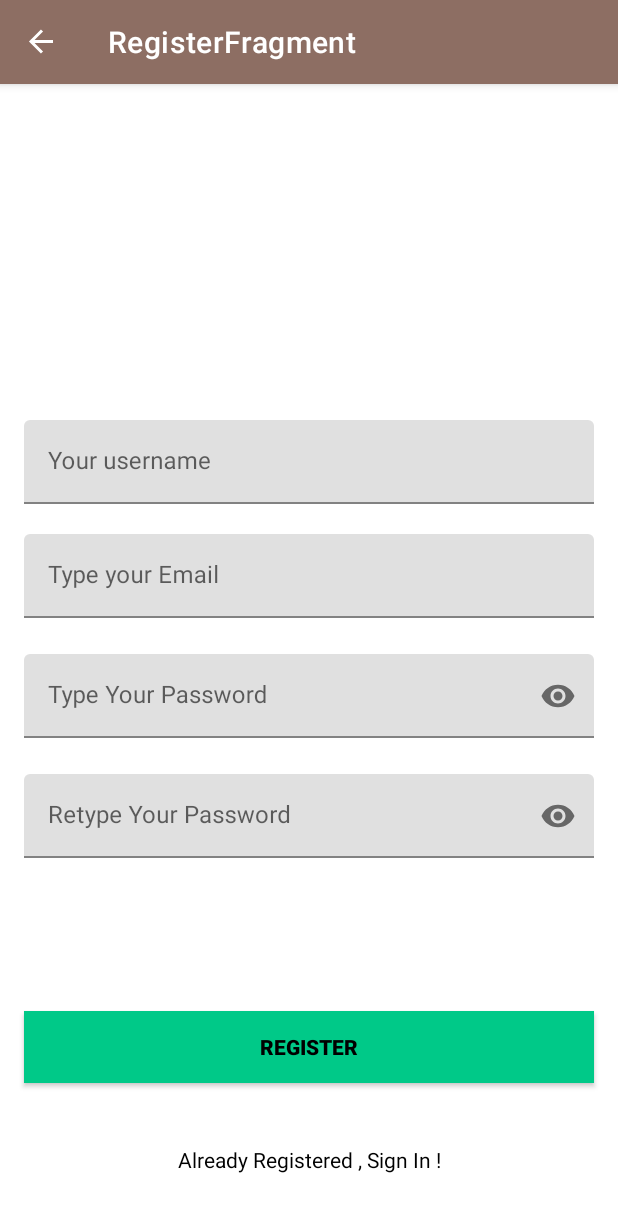
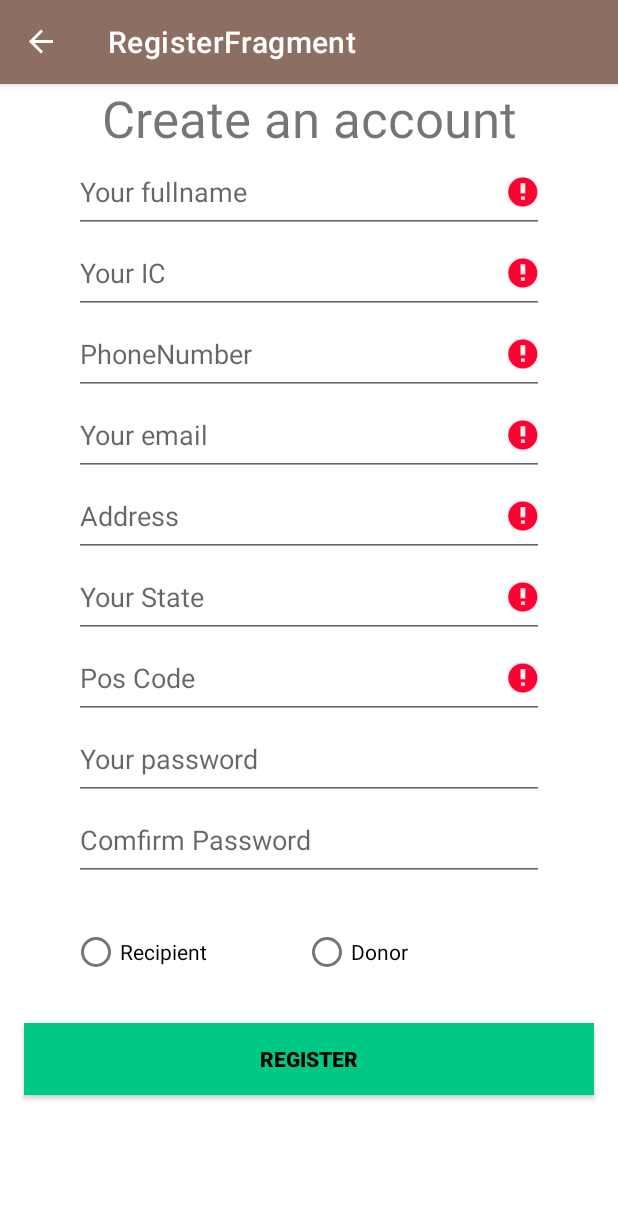
Before and after one commit to zhiiyii/HungerHub, an Android app: the screen it shows after launch (MainActivity), after a tap on "Register", on a phone screen of 412 x 824 dp. Shown: the top 1212 px of the screen. Run offline under Robolectric (Android 15) with nearby library versions, the phone set to English and light mode, and no system bars; our stand-ins replace Firebase (no records; nobody signed in at launch, a user with empty details on screens opened directly), navigation-ui.

Commit message:
update home fragment

```diff
--- a/app/src/main/java/my/edu/tarc/hungerhub/ui/home/LoginFragment.kt
+++ b/app/src/main/java/my/edu/tarc/hungerhub/ui/home/LoginFragment.kt
@@ -36,7 +36,7 @@ class LoginFragment : Fragment() {
 
     override fun onStart() {
         super.onStart()
-        binding.buttonSignUp.setOnClickListener{
+        binding.buttonSignIn.setOnClickListener{
             if(binding.editTextLogInEmail.text.isEmpty()){
                 binding.editTextLogInEmail.setError(getString(R.string.emailrequired))
                 return@setOnClickListener
@@ -48,17 +48,14 @@ class LoginFragment : Fragment() {
             if(binding.editTextLogInEmail.text.toString() == email && binding.editTextLogInPassword.text.toString() == password ){
                 val snack = Snackbar.make(it,"Login Success!", Snackbar.LENGTH_LONG)
                 snack.show()
-                //TODO: navigate to next fragment
+                findNavController().navigate(R.id.action_nav_home_to_loginFragment)
             }else{
                 val snack = Snackbar.make(it,"Invalid email/Password!", Snackbar.LENGTH_LONG)
                 snack.show()
 
             }
         }
-
-
     }
-
 
     override fun onDestroyView() {
         super.onDestroyView()
--- a/app/src/main/java/my/edu/tarc/hungerhub/ui/home/RegisterFragment.kt
+++ b/app/src/main/java/my/edu/tarc/hungerhub/ui/home/RegisterFragment.kt
@@ -30,36 +30,69 @@ class RegisterFragment : Fragment() {
         _binding = FragmentRegisterBinding.inflate(inflater, container, false)
 
         return binding.root
+        }
 
-        binding.textView.setOnClickListener{
-            findNavController().navigate(R.id.action_nav_home_to_loginFragment)
-        }
-        firebaseAuth = FirebaseAuth.getInstance()
+    override fun onStart() {
+        super.onStart()
+        binding.btnRegister.setOnClickListener {
+            firebaseAuth = FirebaseAuth.getInstance()
+            val email = binding.editTextRegisterEmail.text.toString()
+            val state = binding.editTextRegisterState.text.toString()
+            val pass = binding.editTextRegisterPassword.text.toString()
+            val comfirmPass = binding.editTextRegisterComfirmPassword.text.toString()
 
-        binding.btnRegister.setOnClickListener {
-            val email = binding.emailEt.text.toString()
-            val pass = binding.passET.text.toString()
-            val comfirmPass = binding.confirmPassEt.text.toString()
-
-            if(email.isNotEmpty() && pass.isNotEmpty() && comfirmPass.isNotEmpty()) {
+            if (email.isNotEmpty() && state.isNotEmpty() && pass.isNotEmpty() && comfirmPass.isNotEmpty()) {
                 if (pass == comfirmPass) {
-
-                    firebaseAuth.createUserWithEmailAndPassword(email , pass).addOnCompleteListener{
-                        if(it.isSuccessful){
+                    firebaseAuth.createUserWithEmailAndPassword(email, pass).addOnCompleteListener {
+                        if (it.isSuccessful) {
                             findNavController().navigate(R.id.action_nav_home_to_loginFragment)
-                        }else{
-                            Toast.makeText(requireActivity(), it.exception.toString(), Toast.LENGTH_LONG).show()
+                        } else {
+                            Toast.makeText(
+                                requireActivity(),
+                                it.exception.toString(),
+                                Toast.LENGTH_LONG
+                            ).show()
                         }
                     }
                 } else {
-                    Toast.makeText(requireActivity(), "Password is not matching", Toast.LENGTH_LONG).show()
+                    Toast.makeText(requireActivity(), "Password is not matching", Toast.LENGTH_LONG)
+                        .show()
                 }
-            }else{
-                Toast.makeText(requireActivity(), "Empty Fields Are not Allowed!!", Toast.LENGTH_LONG).show()
+            } else {
+                Toast.makeText(
+                    requireActivity(),
+                    "Empty Fields Are not Allowed!!",
+                    Toast.LENGTH_LONG
+                ).show()
+            }
+                }
+                if (binding.editTextRegisterFullname.text.isEmpty()) {
+                    binding.editTextRegisterFullname.setError(getString(R.string.emailrequired))
+                }
+                if (binding.editTextRegisterIC.text.isEmpty()) {
+                    binding.editTextRegisterIC.setError(getString(R.string.emailrequired))
+                }
+                if (binding.editTextRegisterPhoneNo.text.isEmpty()) {
+                    binding.editTextRegisterPhoneNo.setError(getString(R.string.emailrequired))
+                }
+                if (binding.editTextRegisterEmail.text.isEmpty()) {
+                    binding.editTextRegisterEmail.setError(getString(R.string.emailrequired))
+                }
+                if (binding.editTextRegisterAddress.text.isEmpty()) {
+                    binding.editTextRegisterAddress.setError(getString(R.string.emailrequired))
+                }
+                if (binding.editTextRegisterState.text.isEmpty()) {
+                    binding.editTextRegisterState.setError(getString(R.string.emailrequired))
+                }
+                if (binding.editTextRegisterPostCode.text.isEmpty()) {
+                    binding.editTextRegisterPostCode.setError(getString(R.string.emailrequired))
+                }
+                if (binding.Recipient.text.isEmpty() || binding.Donor.text.isEmpty()) {
+                    binding.Recipient.setError(getString(R.string.emailrequired))
                 }
             }
         }
-    }
+
 
 
 
--- a/app/src/main/res/layout/fragment_login.xml
+++ b/app/src/main/res/layout/fragment_login.xml
@@ -7,7 +7,7 @@
     tools:context=".ui.home.LoginFragment">
 
     <androidx.appcompat.widget.AppCompatButton
-        android:id="@+id/buttonSignUp"
+        android:id="@+id/buttonSignIn"
         android:layout_width="0dp"
         android:layout_height="wrap_content"
         android:layout_marginHorizontal="16dp"
@@ -20,18 +20,6 @@
         app:layout_constraintEnd_toEndOf="parent"
         app:layout_constraintStart_toStartOf="parent"
         app:layout_constraintTop_toBottomOf="@+id/editTextLogInPassword" />
-
-    <TextView
-        android:id="@+id/textView"
-        android:layout_width="wrap_content"
-        android:layout_height="wrap_content"
-        android:textColor="@color/black"
-        android:text="Not Registered Yet , Sign Up !"
-        app:layout_constraintBottom_toBottomOf="parent"
-        app:layout_constraintEnd_toEndOf="parent"
-        app:layout_constraintHorizontal_bias="0.5"
-        app:layout_constraintStart_toStartOf="parent"
-        app:layout_constraintTop_toBottomOf="@+id/buttonSignUp" />
 
     <EditText
         android:id="@+id/editTextLogInEmail"
--- a/app/src/main/res/layout/fragment_register.xml
+++ b/app/src/main/res/layout/fragment_register.xml
@@ -6,121 +6,161 @@
     android:layout_height="match_parent"
     tools:context=".ui.home.RegisterFragment">
 
+    <TextView
+        android:id="@+id/textViewRegister"
+        android:layout_width="wrap_content"
+        android:layout_height="wrap_content"
+        android:layout_marginTop="0dp"
+        android:text="@string/register_title"
+        android:textSize="34sp"
+        app:layout_constraintEnd_toEndOf="parent"
+        app:layout_constraintStart_toStartOf="parent"
+        app:layout_constraintTop_toTopOf="parent" />
 
-    <com.google.android.material.textfield.TextInputLayout
-        android:id="@+id/usernameLayout"
-        android:layout_width="match_parent"
-        android:layout_height="wrap_content"
-        android:layout_marginHorizontal="16dp"
-        android:layout_marginTop="24dp"
-        android:layout_marginBottom="20dp"
-        app:boxStrokeColor="@color/primary_color"
-        app:hintTextColor="@color/primary_color"
+    <EditText
+        android:id="@+id/editTextRegisterFullname"
+        android:layout_width="313dp"
+        android:layout_height="54dp"
+        android:layout_marginTop="0dp"
+        android:ems="10"
+        android:hint="@string/register_fullname"
+        android:inputType="text"
         app:layout_constraintEnd_toEndOf="parent"
-        app:layout_constraintHorizontal_bias="0.5"
         app:layout_constraintStart_toStartOf="parent"
-        app:layout_constraintBottom_toTopOf="@id/emailLayout">
+        app:layout_constraintTop_toBottomOf="@+id/textViewRegister" />
 
-        <com.google.android.material.textfield.TextInputEditText
-            android:id="@+id/username"
-            android:layout_width="match_parent"
-            android:layout_height="wrap_content"
-            android:hint="@string/register_username"
-            android:inputType="textPassword" />
-    </com.google.android.material.textfield.TextInputLayout>
+    <EditText
+        android:id="@+id/editTextRegisterIC"
+        android:layout_width="313dp"
+        android:layout_height="54dp"
+        android:layout_marginTop="0dp"
+        android:ems="10"
+        android:hint="@string/register_IC"
+        android:inputType="phone"
+        app:layout_constraintEnd_toEndOf="parent"
+        app:layout_constraintStart_toStartOf="parent"
+        app:layout_constraintTop_toBottomOf="@+id/editTextRegisterFullname" />
 
-    <com.google.android.material.textfield.TextInputLayout
-        android:id="@+id/emailLayout"
-        android:layout_width="match_parent"
-        android:layout_height="wrap_content"
-        android:layout_marginHorizontal="16dp"
-        android:layout_marginTop="300dp"
-        app:boxStrokeColor="@color/primary_color"
-        app:hintTextColor="@color/primary_color"
+    <EditText
+        android:id="@+id/editTextRegisterPhoneNo"
+        android:layout_width="313dp"
+        android:layout_height="54dp"
+        android:layout_marginTop="0dp"
+        android:ems="10"
+        android:hint="PhoneNumber"
+        android:inputType="phone"
         app:layout_constraintEnd_toEndOf="parent"
-        app:layout_constraintHorizontal_bias="0.5"
         app:layout_constraintStart_toStartOf="parent"
-        app:layout_constraintTop_toTopOf="parent">
+        app:layout_constraintTop_toBottomOf="@+id/editTextRegisterIC" />
 
-        <com.google.android.material.textfield.TextInputEditText
-            android:id="@+id/emailEt"
-            android:layout_width="match_parent"
-            android:layout_height="wrap_content"
-            android:hint="Type your Email"
-            android:inputType="textEmailAddress" />
-    </com.google.android.material.textfield.TextInputLayout>
+    <EditText
+        android:id="@+id/editTextRegisterEmail"
+        android:layout_width="313dp"
+        android:layout_height="54dp"
+        android:layout_marginTop="0dp"
+        android:ems="10"
+        android:hint="@string/register_email"
+        android:inputType="textEmailAddress"
+        app:layout_constraintEnd_toEndOf="parent"
+        app:layout_constraintStart_toStartOf="parent"
+        app:layout_constraintTop_toBottomOf="@+id/editTextRegisterPhoneNo" />
 
-    <com.google.android.material.textfield.TextInputLayout
-        android:id="@+id/passwordLayout"
-        android:layout_width="match_parent"
-        android:layout_height="wrap_content"
-        android:layout_marginHorizontal="16dp"
-        android:layout_marginTop="24dp"
-        app:boxStrokeColor="@color/primary_color"
-        app:hintTextColor="@color/primary_color"
+    <EditText
+        android:id="@+id/editTextRegisterAddress"
+        android:layout_width="313dp"
+        android:layout_height="54dp"
+        android:layout_marginTop="0dp"
+        android:ems="10"
+        android:hint="@string/address"
+        android:inputType="text"
         app:layout_constraintEnd_toEndOf="parent"
-        app:layout_constraintHorizontal_bias="0.5"
         app:layout_constraintStart_toStartOf="parent"
-        app:layout_constraintTop_toBottomOf="@id/emailLayout"
-        app:passwordToggleEnabled="true">
+        app:layout_constraintTop_toBottomOf="@+id/editTextRegisterEmail" />
 
-        <com.google.android.material.textfield.TextInputEditText
-            android:id="@+id/passET"
+    <EditText
+        android:id="@+id/editTextRegisterState"
+        android:layout_width="313dp"
+        android:layout_height="54dp"
+        android:layout_marginTop="0dp"
+        android:ems="10"
+        android:hint="@string/register_state"
+        android:inputType="text"
+        app:layout_constraintEnd_toEndOf="parent"
+        app:layout_constraintStart_toStartOf="parent"
+        app:layout_constraintTop_toBottomOf="@+id/editTextRegisterAddress" />
 
-            android:layout_width="match_parent"
-            android:layout_height="wrap_content"
-            android:hint="Type Your Password"
-            android:inputType="textPassword" />
-    </com.google.android.material.textfield.TextInputLayout>
+    <EditText
+        android:id="@+id/editTextRegisterPostCode"
+        android:layout_width="313dp"
+        android:layout_height="54dp"
+        android:layout_marginTop="0dp"
+        android:ems="10"
+        android:hint="@string/register_posCode"
+        android:inputType="phone"
+        app:layout_constraintEnd_toEndOf="parent"
+        app:layout_constraintStart_toStartOf="parent"
+        app:layout_constraintTop_toBottomOf="@+id/editTextRegisterState" />
 
-    <com.google.android.material.textfield.TextInputLayout
-        android:id="@+id/confirmPasswordLayout"
 
-        android:layout_width="match_parent"
-        android:layout_height="wrap_content"
-        android:layout_marginHorizontal="16dp"
-        android:layout_marginTop="24dp"
-        app:boxStrokeColor="@color/primary_color"
-        app:hintTextColor="@color/primary_color"
+    <EditText
+        android:id="@+id/editTextRegisterPassword"
+        android:layout_width="313dp"
+        android:layout_height="54dp"
+        android:layout_marginTop="0dp"
+        android:ems="10"
+        android:hint="@string/login_password"
+        android:inputType="textPassword"
         app:layout_constraintEnd_toEndOf="parent"
-        app:layout_constraintHorizontal_bias="0.5"
         app:layout_constraintStart_toStartOf="parent"
-        app:layout_constraintTop_toBottomOf="@id/passwordLayout"
-        app:passwordToggleEnabled="true">
+        app:layout_constraintTop_toBottomOf="@+id/editTextRegisterPostCode" />
 
-        <com.google.android.material.textfield.TextInputEditText
-            android:id="@+id/confirmPassEt"
-
-            android:layout_width="match_parent"
-            android:layout_height="wrap_content"
-            android:hint="Retype Your Password"
-            android:inputType="textPassword" />
-    </com.google.android.material.textfield.TextInputLayout>
+    <EditText
+        android:id="@+id/editTextRegisterComfirmPassword"
+        android:layout_width="313dp"
+        android:layout_height="54dp"
+        android:layout_marginTop="0dp"
+        android:ems="10"
+        android:hint="@string/register_comfirm_password"
+        android:inputType="textPassword"
+        app:layout_constraintEnd_toEndOf="parent"
+        app:layout_constraintStart_toStartOf="parent"
+        app:layout_constraintTop_toBottomOf="@+id/editTextRegisterPassword" />
 
     <androidx.appcompat.widget.AppCompatButton
-        android:id="@+id/btn_register"
+        android:id="@+id/btnRegister"
         android:layout_width="0dp"
         android:layout_height="wrap_content"
         android:layout_marginHorizontal="16dp"
+        android:layout_marginBottom="0dp"
         android:background="@color/primary_color"
         android:text="@string/btn_register"
         android:textColor="@color/black"
         android:textStyle="bold"
         app:layout_constraintBottom_toBottomOf="parent"
         app:layout_constraintEnd_toEndOf="parent"
-        app:layout_constraintHorizontal_bias="0.5"
         app:layout_constraintStart_toStartOf="parent"
-        app:layout_constraintTop_toBottomOf="@+id/confirmPasswordLayout" />
-    <TextView
-        android:id="@+id/textView"
+        app:layout_constraintTop_toBottomOf="@+id/editTextRegisterComfirmPassword" />
+
+    <RadioButton
+        android:id="@+id/Recipient"
         android:layout_width="wrap_content"
         android:layout_height="wrap_content"
-        android:textColor="@color/black"
-        android:text="Already Registered , Sign In !"
-        app:layout_constraintBottom_toBottomOf="parent"
+        android:layout_marginStart="48dp"
+        android:text="@string/register_recipient"
+        app:layout_constraintBottom_toTopOf="@+id/btnRegister"
+        app:layout_constraintStart_toStartOf="parent"
+        app:layout_constraintTop_toBottomOf="@+id/editTextRegisterComfirmPassword" />
+
+    <RadioButton
+        android:id="@+id/Donor"
+        android:layout_width="wrap_content"
+        android:layout_height="wrap_content"
+        android:layout_marginEnd="76dp"
+        android:text="@string/register_donor"
+        app:layout_constraintBottom_toTopOf="@+id/btnRegister"
         app:layout_constraintEnd_toEndOf="parent"
-        app:layout_constraintHorizontal_bias="0.5"
-        app:layout_constraintStart_toStartOf="parent"
-        app:layout_constraintTop_toBottomOf="@+id/btn_register" />
+        app:layout_constraintStart_toEndOf="@+id/Recipient"
+        app:layout_constraintTop_toBottomOf="@+id/editTextRegisterComfirmPassword" />
+
 
 </androidx.constraintlayout.widget.ConstraintLayout>
--- a/app/src/main/res/values/strings.xml
+++ b/app/src/main/res/values/strings.xml
@@ -174,6 +174,12 @@
     <string name="date_picker">Choose Date</string>
     <string name="length_error">Length error</string>
     <string name="invalid_format">Invalid Format</string>
+    <string name="register_state">Your State</string>
+    <string name="register_IC">Your IC</string>
+    <string name="register_posCode">Pos Code</string>
+    <string name="registerRoD">Recipient/Donor</string>
+    <string name="register_recipient">Recipient</string>
+    <string name="register_donor">Donor</string>
     <string-array name="month_group">
         <item>01</item>
         <item>02</item>
```
